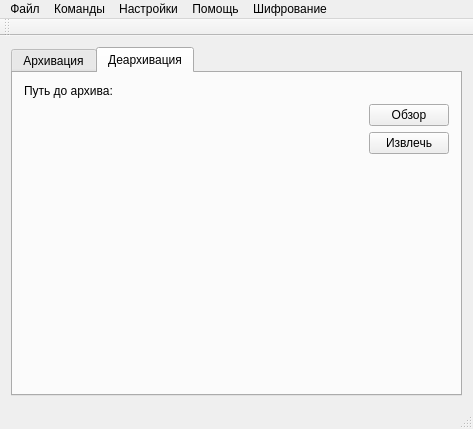
The window that main_form.ui (DmitryPrischep/command) describes before a commit, drawn with Qt 5.
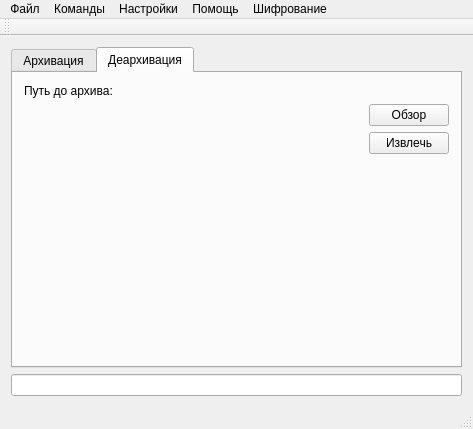
The same window after the commit. The open tabs and pages were chosen to show the change. Icons and pictures are not drawn.

Diff of the .ui file:
```diff
--- a/main_form.ui
+++ b/main_form.ui
@@ -180,6 +180,9 @@
       </widget>
      </widget>
     </item>
+    <item>
+     <widget class="QLineEdit" name="password"/>
+    </item>
    </layout>
   </widget>
   <widget class="QMenuBar" name="menuBar">
```
Left out of the diff: 2 changed lines with no effect on the pictures.
